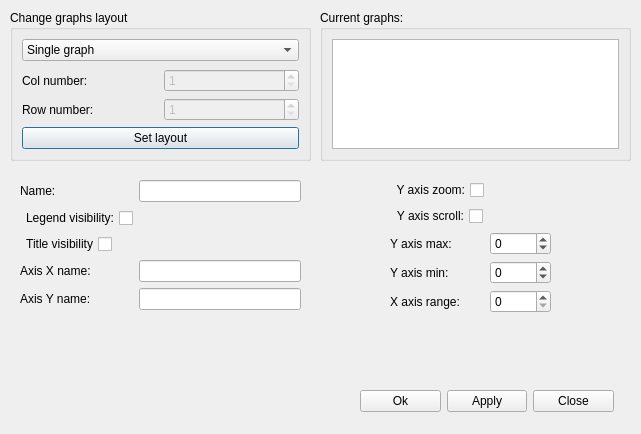
Old version of the form GUI/Qt/UWatchChartOption.ui in the repository aicommunity/Rdk.
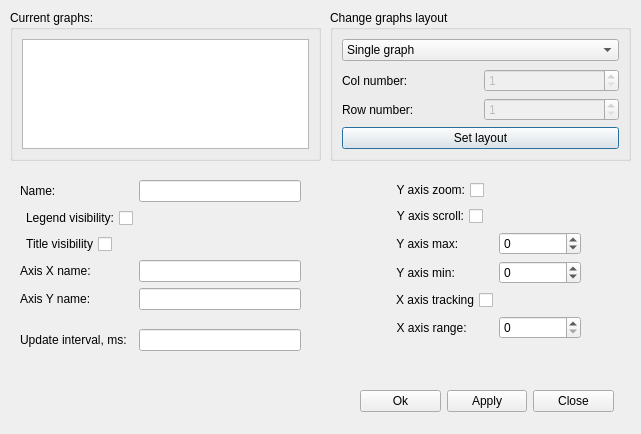
New version of the form.

Diff of the .ui file:
```diff
--- a/GUI/Qt/UWatchChartOption.ui
+++ b/GUI/Qt/UWatchChartOption.ui
@@ -16,7 +16,7 @@
   <widget class="QGroupBox" name="chartsLayotGroupBox">
    <property name="geometry">
     <rect>
-     <x>10</x>
+     <x>330</x>
      <y>10</y>
      <width>301</width>
      <height>151</height>
@@ -123,7 +123,7 @@
   <widget class="QGroupBox" name="groupBox_5">
    <property name="geometry">
     <rect>
-     <x>320</x>
+     <x>10</x>
      <y>10</y>
      <width>311</width>
      <height>151</height>
@@ -188,6 +188,9 @@
       </property>
      </widget>
     </item>
+    <item row="0" column="1">
+     <widget class="QLineEdit" name="graphNameEditor"/>
+    </item>
     <item row="1" column="0">
      <widget class="QCheckBox" name="legendVisibilitSB">
       <property name="layoutDirection">
@@ -198,6 +201,16 @@
       </property>
      </widget>
     </item>
+    <item row="2" column="0">
+     <widget class="QCheckBox" name="tittleVisibilityCB">
+      <property name="layoutDirection">
+       <enum>Qt::RightToLeft</enum>
+      </property>
+      <property name="text">
+       <string>Title visibility</string>
+      </property>
+     </widget>
+    </item>
     <item row="3" column="0">
      <widget class="QLabel" name="label_4">
       <property name="text">
@@ -205,6 +218,9 @@
       </property>
      </widget>
     </item>
+    <item row="3" column="1">
+     <widget class="QLineEdit" name="axisXNameEditor"/>
+    </item>
     <item row="4" column="0">
      <widget class="QLabel" name="label_5">
       <property name="text">
@@ -212,25 +228,32 @@
       </property>
      </widget>
     </item>
-    <item row="3" column="1">
-     <widget class="QLineEdit" name="axisXNameEditor"/>
-    </item>
     <item row="4" column="1">
      <widget class="QLineEdit" name="axisYNameEditor"/>
     </item>
-    <item row="0" column="1">
-     <widget class="QLineEdit" name="graphNameEditor"/>
+    <item row="6" column="1">
+     <widget class="QLineEdit" name="updateIntervalMs"/>
     </item>
-    <item row="2" column="0">
-     <widget class="QCheckBox" name="checkBox">
-      <property name="layoutDirection">
-       <enum>Qt::RightToLeft</enum>
-      </property>
+    <item row="6" column="0">
+     <widget class="QLabel" name="label_9">
       <property name="text">
-       <string>Title visibility</string>
+       <string>Update interval, ms:</string>
       </property>
      </widget>
     </item>
+    <item row="5" column="0">
+     <spacer name="verticalSpacer_2">
+      <property name="orientation">
+       <enum>Qt::Vertical</enum>
+      </property>
+      <property name="sizeHint" stdset="0">
+       <size>
+        <width>20</width>
+        <height>40</height>
+       </size>
+      </property>
+     </spacer>
+    </item>
    </layout>
   </widget>
   <widget class="QWidget" name="formLayoutWidget_2">
@@ -238,7 +261,7 @@
     <rect>
      <x>390</x>
      <y>180</y>
-     <width>161</width>
+     <width>191</width>
      <height>171</height>
     </rect>
    </property>
@@ -256,53 +279,73 @@
       </property>
      </widget>
     </item>
-    <item row="1" column="0">
-     <widget class="QCheckBox" name="axisYscrollCB">
-      <property name="layoutDirection">
-       <enum>Qt::RightToLeft</enum>
-      </property>
-      <property name="text">
-       <string>Y axis scroll:</string>
-      </property>
-     </widget>
-    </item>
     <item row="2" column="0">
      <widget class="QLabel" name="label_6">
       <property name="text">
-       <string>Y axis max:</string>
+       <string>  Y axis max:</string>
       </property>
      </widget>
     </item>
     <item row="2" column="1">
      <widget class="QSpinBox" name="axisYmaxSB">
       <property name="minimum">
-       <number>-99</number>
+       <number>-1000</number>
+      </property>
+      <property name="maximum">
+       <number>1000</number>
       </property>
      </widget>
     </item>
     <item row="3" column="0">
      <widget class="QLabel" name="label_7">
       <property name="text">
-       <string>Y axis min:</string>
+       <string>  Y axis min:</string>
       </property>
      </widget>
     </item>
     <item row="3" column="1">
      <widget class="QSpinBox" name="axisYminSB">
       <property name="minimum">
-       <number>-99</number>
+       <number>-1000</number>
+      </property>
+      <property name="maximum">
+       <number>1000</number>
       </property>
      </widget>
     </item>
-    <item row="4" column="0">
+    <item row="5" column="0">
      <widget class="QLabel" name="label_8">
       <property name="text">
-       <string>X axis range:</string>
+       <string>  X axis range:</string>
       </property>
      </widget>
     </item>
-    <item row="4" column="1">
-     <widget class="QSpinBox" name="axisXrangeSB"/>
+    <item row="5" column="1">
+     <widget class="QSpinBox" name="axisXrangeSB">
+      <property name="maximum">
+       <number>1000</number>
+      </property>
+     </widget>
+    </item>
+    <item row="4" column="0">
+     <widget class="QCheckBox" name="axisXtrackCB">
+      <property name="layoutDirection">
+       <enum>Qt::RightToLeft</enum>
+      </property>
+      <property name="text">
+       <string>X axis tracking</string>
+      </property>
+     </widget>
+    </item>
+    <item row="1" column="0">
+     <widget class="QCheckBox" name="axisYscrollCB">
+      <property name="layoutDirection">
+       <enum>Qt::RightToLeft</enum>
+      </property>
+      <property name="text">
+       <string>Y axis scroll:</string>
+      </property>
+     </widget>
     </item>
    </layout>
   </widget>
```
